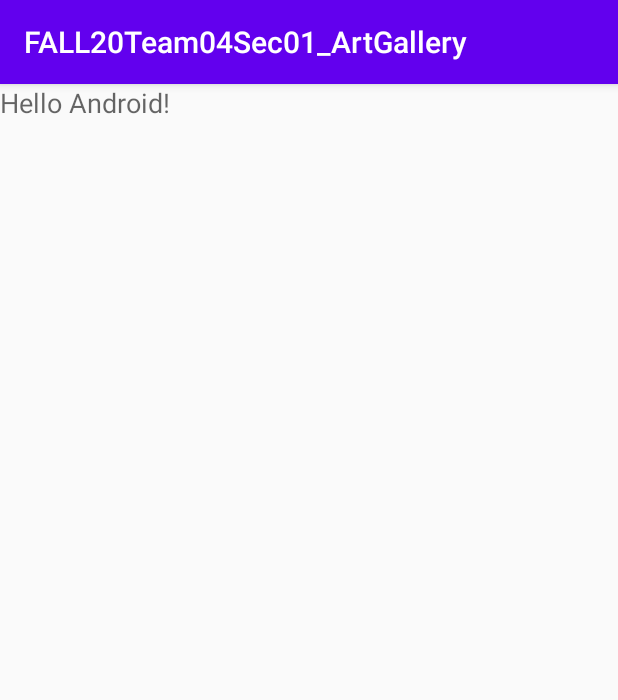
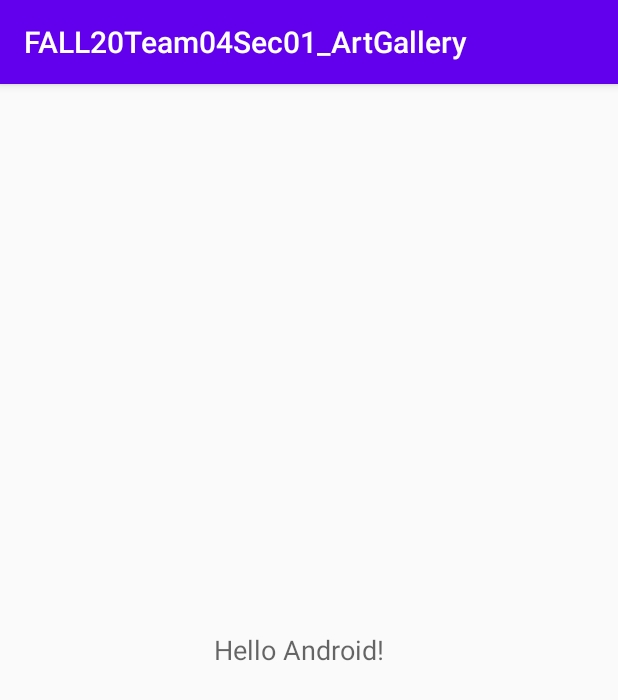
Before and after one commit to Sindhujav18/FALL20Team04Sec01_ArtGallery, an Android app: the screen it shows after launch (MainActivity), on a phone screen of 412 x 824 dp. Shown: the top 700 px of the screen. Run offline under Robolectric (Android 15) with nearby library versions, the phone set to English and light mode, and no system bars.

Commit message:
test commit 1

```diff
--- a/app/src/main/res/layout/activity_main.xml
+++ b/app/src/main/res/layout/activity_main.xml
@@ -12,6 +12,9 @@
         android:layout_height="39dp"
         android:text="Hello Android!"
         android:textAppearance="@style/TextAppearance.AppCompat.Medium"
-        tools:layout_editor_absoluteX="142dp"
-        tools:layout_editor_absoluteY="292dp" />
+        app:layout_constraintBottom_toBottomOf="parent"
+        app:layout_constraintEnd_toEndOf="parent"
+        app:layout_constraintHorizontal_bias="0.5"
+        app:layout_constraintStart_toStartOf="parent"
+        app:layout_constraintTop_toTopOf="parent" />
 </androidx.constraintlayout.widget.ConstraintLayout>
```
